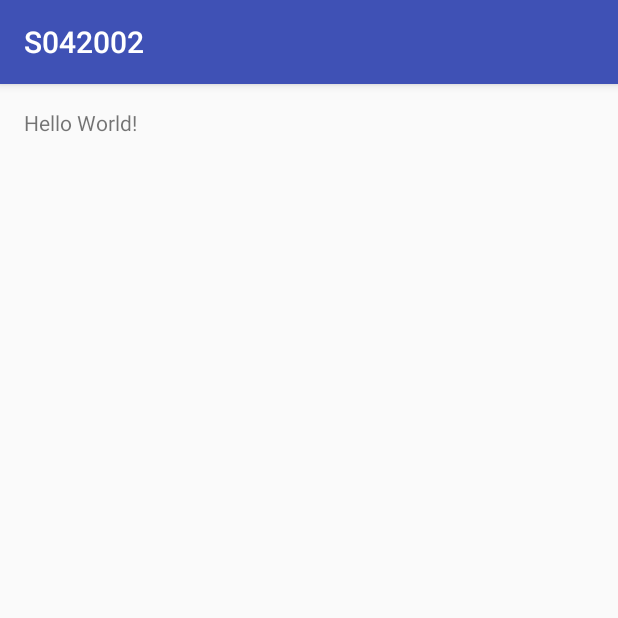
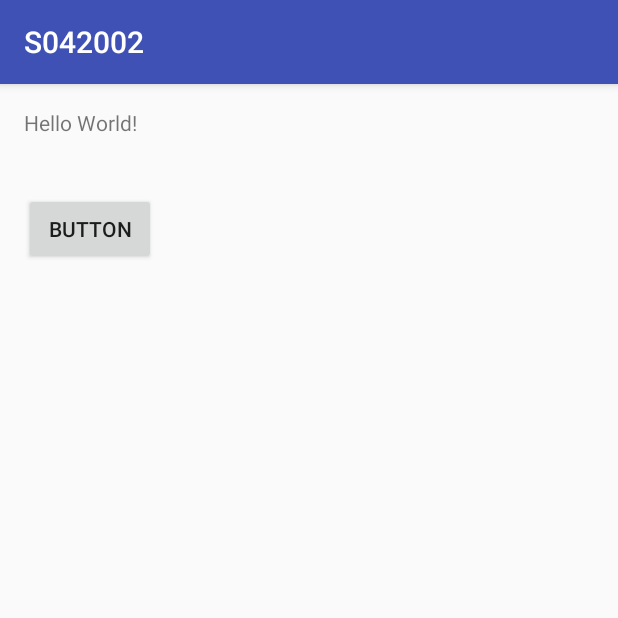
Before and after one commit to dannielccw/S042002, an Android app: the screen it shows after launch (MainActivity), on a phone screen of 412 x 824 dp, the top half of it. Run offline under Robolectric (Android 15) with nearby library versions, the phone set to English and light mode, and no system bars.

```diff
--- a/app/src/main/AndroidManifest.xml
+++ b/app/src/main/AndroidManifest.xml
@@ -1,7 +1,8 @@
 <?xml version="1.0" encoding="utf-8"?>
 <manifest xmlns:android="http://schemas.android.com/apk/res/android"
     package="com.example.yvtc.s042002">
-
+    <uses-permission android:name="android.permission.READ_EXTERNAL_STORAGE"/>
+    <uses-permission android:name="android.permission.WRITE_EXTERNAL_STORAGE"/>
     <application
         android:allowBackup="true"
         android:icon="@mipmap/ic_launcher"
--- a/app/src/main/res/layout/activity_main.xml
+++ b/app/src/main/res/layout/activity_main.xml
@@ -13,5 +13,16 @@
     <TextView
         android:layout_width="wrap_content"
         android:layout_height="wrap_content"
-        android:text="Hello World!" />
+        android:text="Hello World!"
+        android:id="@+id/textView" />
+
+    <Button
+        android:text="Button"
+        android:layout_width="wrap_content"
+        android:layout_height="wrap_content"
+        android:layout_below="@+id/textView"
+        android:layout_alignParentStart="true"
+        android:layout_marginTop="37dp"
+        android:id="@+id/button"
+        android:onClick="click1" />
 </RelativeLayout>
```
Also changed, not shown: app/src/main/java/com/example/yvtc/s042002/MainActivity.java (+22 -0 lines).
